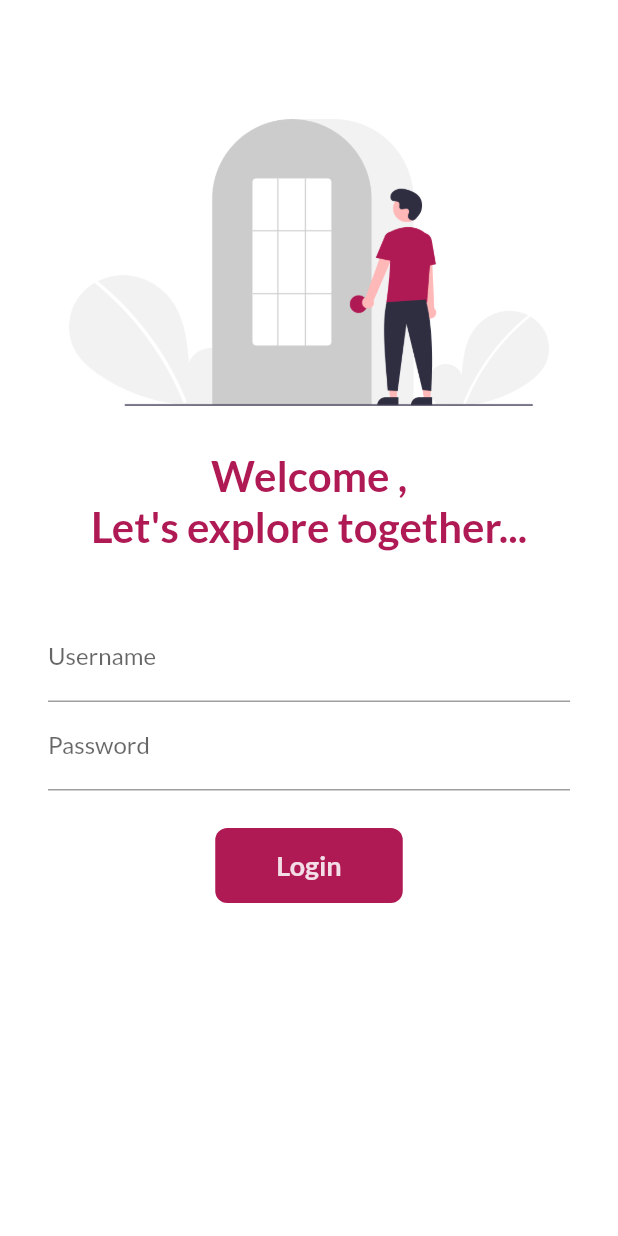
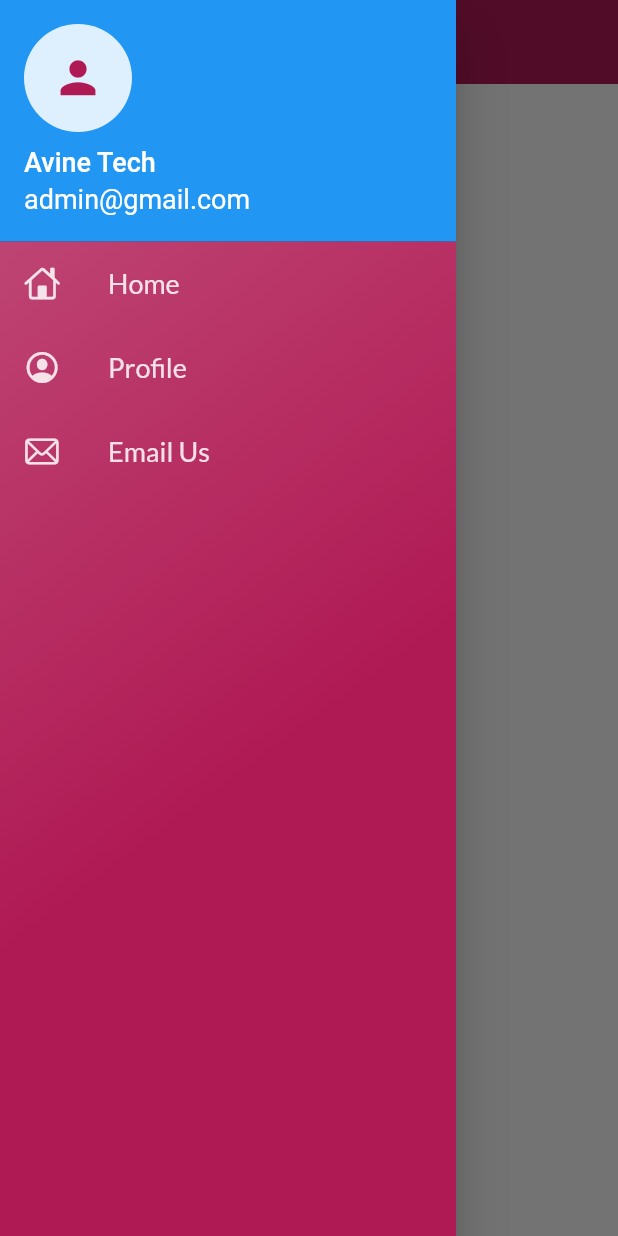
Before and after one commit to muhammadnumanlatif/catalog-app, a Flutter app: the screen it shows after launch, with the side drawer open (before the commit the screen has no drawer), on a phone screen of 412 x 824 dp. Run offline on Flutter 3.47's test engine with Material 2 defaults, Android fonts, the phone set to English and light mode, and no system bars; our stand-ins replace google_fonts.

Commit message:
16May2021

```diff
--- a/lib/pages/app/app.dart
+++ b/lib/pages/app/app.dart
@@ -20,7 +20,7 @@
         brightness: Brightness.dark,
       ),
       //*routes
-      initialRoute: "/",
+      initialRoute: CARoute.homeRoute,
       routes: {
         "/": (context) => LoginPage(),
         CARoute.homeRoute: (context) => HomePage(),
--- a/lib/pages/auth/login.dart
+++ b/lib/pages/auth/login.dart
@@ -9,13 +9,32 @@
 }
 
 class _LoginPageState extends State<LoginPage> {
+  //*var
   String name = '';
   bool changeButton = false;
+  final _formKey = GlobalKey<FormState>();
+  //*method
+  void moveToHome(BuildContext context) async {
+    if (_formKey.currentState.validate()) {
+      setState(() {
+        changeButton = true;
+      });
+      await Future.delayed(Duration(seconds: 1));
+      await Navigator.pushNamed(context, CARoute.homeRoute);
+      setState(() {
+        changeButton = false;
+      });
+    }
+  }
+
+  //*build
   @override
   Widget build(BuildContext context) {
     return Material(
       color: Colors.white,
       child: SingleChildScrollView(
+        child: Form(
+          key: _formKey,
           child: Column(
             children: [
               //*space
@@ -54,6 +73,12 @@
                   children: [
                     //*username
                     TextFormField(
+                      validator: (value) {
+                        if (value.isEmpty) {
+                          return 'Username is Empty!';
+                        }
+                        return null;
+                      },
                       decoration: InputDecoration(
                         hintText: 'Enter Username',
                         labelText: 'Username',
@@ -65,6 +90,14 @@
                     ),
                     //*password
                     TextFormField(
+                      validator: (value) {
+                        if (value.isEmpty) {
+                          return 'Password is Empty!';
+                        } else if (value.length < 6) {
+                          return 'Password Length:(${value.length}) is less than 6 chartacter!';
+                        }
+                        return null;
+                      },
                       obscureText: true,
                       decoration: InputDecoration(
                         hintText: 'Enter Password',
@@ -76,24 +109,16 @@
                       height: 25,
                     ),
                     //*button
-                  InkWell(
-                    onTap: () async {
-                      setState(() {
-                        changeButton = true;
-                      });
-                      await Future.delayed(Duration(seconds: 1));
-
-                      Navigator.pushNamed(context, CARoute.homeRoute);
-                    },
+                    Material(
+                      color: CAColor.dark,
+                      borderRadius:
+                          BorderRadius.circular(changeButton ? 50 : 8),
+                      child: InkWell(
+                        onTap: () => moveToHome(context),
                         child: AnimatedContainer(
                           height: 50,
                           width: changeButton ? 50 : 125,
                           duration: Duration(seconds: 1),
-                      decoration: BoxDecoration(
-                        color: CAColor.dark,
-                        borderRadius:
-                            BorderRadius.circular(changeButton ? 50 : 8),
-                      ),
                           alignment: Alignment.center,
                           child: changeButton
                               ? Icon(
@@ -106,6 +131,7 @@
                                     fontSize: 18,
                                     color: CAColor.white,
                                     fontWeight: FontWeight.bold,
+                                  ),
                                 ),
                         ),
                       ),
@@ -129,6 +155,7 @@
             ],
           ),
         ),
+      ),
     );
   }
 }
--- a/lib/pages/home/home.dart
+++ b/lib/pages/home/home.dart
@@ -6,14 +6,14 @@
 
   @override
   Widget build(BuildContext context) {
-
     return Scaffold(
       //*appbar
       appBar: AppBar(
+        elevation: 0,
         title: Text('Catalog App'),
       ),
       //*drawer
-      drawer: Drawer(),
+      drawer: CustomDrawer(),
       //*body
       body: Center(
         child: Text(
--- /dev/null
+++ b/lib/utils/drawer.dart
@@ -0,0 +1,121 @@
+import 'package:flutter/cupertino.dart';
+import 'package:flutter/material.dart';
+
+import 'constants.dart';
+
+class CustomDrawer extends StatelessWidget {
+  const CustomDrawer({Key key}) : super(key: key);
+
+  @override
+  Widget build(BuildContext context) {
+    return Drawer(
+      child: Container(
+        decoration: BoxDecoration(
+          gradient: LinearGradient(
+            colors: [
+              CAColor.dark.withOpacity(0.75),
+              //CAColor.light,
+              //
+              CAColor.dark,
+            ],
+            begin: Alignment.topLeft,
+            end: Alignment.centerRight,
+          ),
+        ),
+        child: ListView(
+          padding: EdgeInsets.zero,
+          children: [
+            //*Header
+            Container(
+              decoration: BoxDecoration(
+                gradient: LinearGradient(
+                  colors: [
+                    //CAColor.light,
+                    CAColor.dark,
+                    CAColor.dark.withOpacity(0.75),
+                    //CAColor.secondary,
+                  ],
+                  begin: Alignment.topCenter,
+                  end: Alignment.bottomCenter,
+                ),
+              ),
+              child: DrawerHeader(
+                margin: EdgeInsets.zero,
+                padding: EdgeInsets.zero,
+                child: UserAccountsDrawerHeader(
+                  margin: EdgeInsets.zero,
+                  accountName: Text(
+                    'Avine Tech',
+                    style: TextStyle(
+                      fontSize: 18,
+                    ),
+                  ),
+                  accountEmail: Text(
+                    'admin@gmail.com',
+                    style: TextStyle(
+                      fontSize: 18,
+                    ),
+                  ),
+                  currentAccountPicture: CircleAvatar(
+                    radius: 25,
+                    child: Icon(
+                      Icons.person,
+                      color: CAColor.dark,
+                      size: 35,
+                    ),
+                    backgroundColor: CAColor.white,
+                  ),
+                ),
+              ),
+            ),
+            //*home
+            ListTile(
+              leading: Icon(
+                CupertinoIcons.home,
+                color: CAColor.white,
+              ),
+              title: Text(
+                'Home',
+                style: TextStyle(
+                  fontSize: 18,
+                  fontWeight: FontWeight.w500,
+                  color: CAColor.white,
+                ),
+              ),
+            ),
+            //*profile
+            ListTile(
+              leading: Icon(
+                CupertinoIcons.profile_circled,
+                color: CAColor.white,
+              ),
+              title: Text(
+                'Profile',
+                style: TextStyle(
+                  fontSize: 18,
+                  fontWeight: FontWeight.w500,
+                  color: CAColor.white,
+                ),
+              ),
+            ),
+            //*home
+            ListTile(
+              leading: Icon(
+                CupertinoIcons.mail,
+                color: CAColor.white,
+              ),
+              title: Text(
+                'Email Us',
+                style: TextStyle(
+                  fontSize: 18,
+                  fontWeight: FontWeight.w500,
+                  color: CAColor.white,
+                ),
+              ),
+            ),
+          ],
+        ),
+      ),
+    );
+  }
+}
--- a/lib/utils/utils.dart
+++ b/lib/utils/utils.dart
@@ -5,4 +5,5 @@
 export '../pages/pages.dart';
 
 //*utils
+export 'drawer.dart';
 export 'constants.dart';
```
Lines whose indentation alone changed are shown as unchanged.
